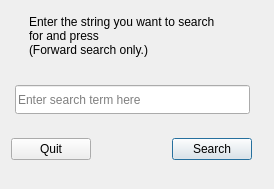
Qt form frm/pdsearch.ui (johcarsmi/picdok) before a commit.
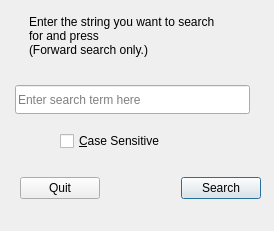
The same form after that commit.

Commit message: Added case sensitive search

```diff
--- a/frm/pdsearch.ui
+++ b/frm/pdsearch.ui
@@ -10,7 +10,7 @@
     <x>0</x>
     <y>0</y>
     <width>274</width>
-    <height>189</height>
+    <height>231</height>
    </rect>
   </property>
   <property name="sizePolicy">
@@ -54,8 +54,8 @@
   <widget class="QWidget" name="layoutWidget">
    <property name="geometry">
     <rect>
-     <x>11</x>
-     <y>131</y>
+     <x>20</x>
+     <y>170</y>
      <width>241</width>
      <height>36</height>
     </rect>
@@ -115,6 +115,22 @@
     <string>Enter search term here</string>
    </property>
   </widget>
+  <widget class="QCheckBox" name="cbCaseSens">
+   <property name="geometry">
+    <rect>
+     <x>60</x>
+     <y>130</y>
+     <width>121</width>
+     <height>22</height>
+    </rect>
+   </property>
+   <property name="text">
+    <string>&amp;Case Sensitive</string>
+   </property>
+   <property name="shortcut">
+    <string>Alt+C</string>
+   </property>
+  </widget>
  </widget>
  <tabstops>
   <tabstop>txtSearchStr</tabstop>
```
Left out of the diff: 1 changed line with no effect on the pictures. The commit also changes 5 other files.
